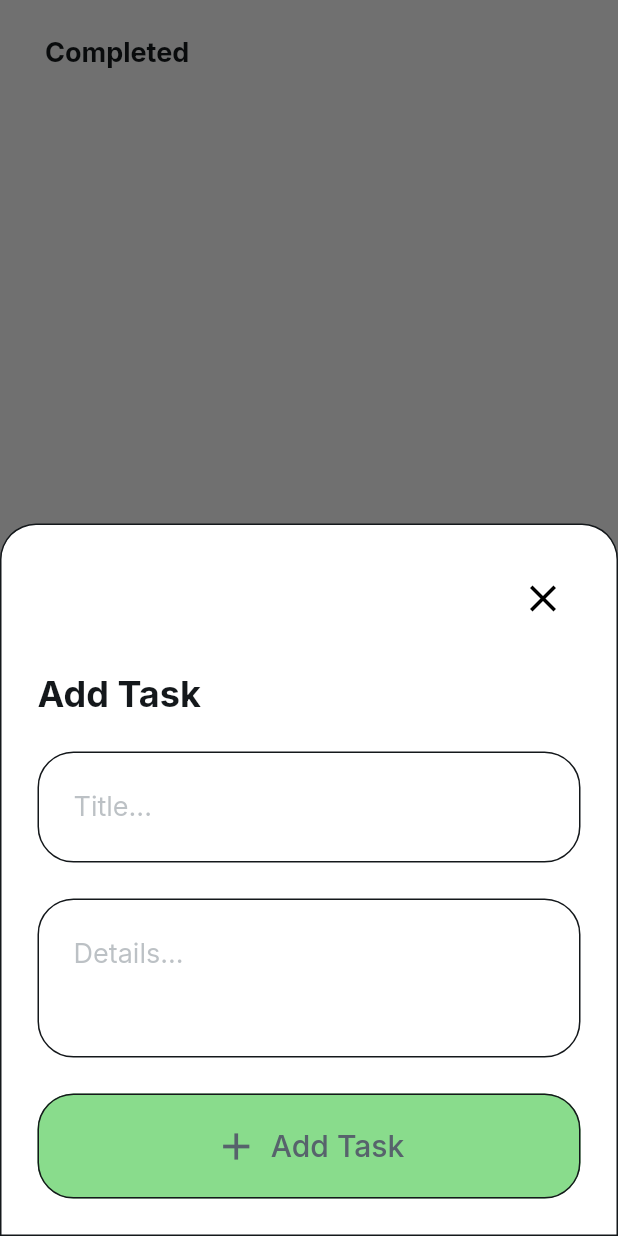
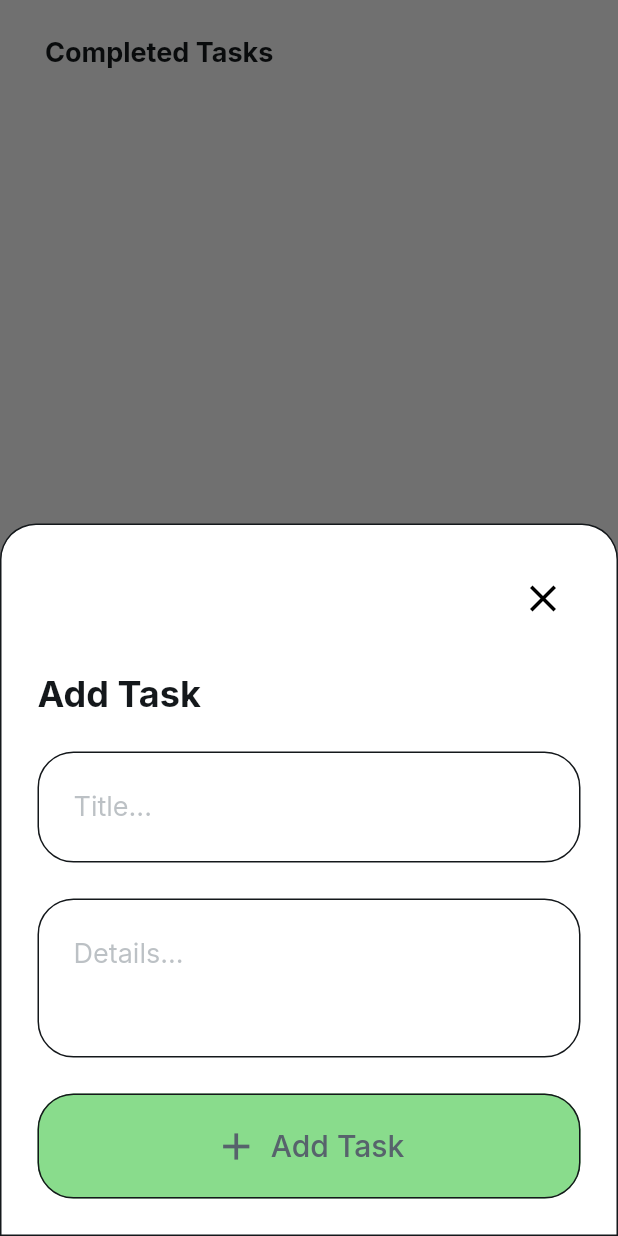
Before and after one commit to Joshua-Miller-RI/TodoApp-FlutterFlow, a Flutter app: the screen it shows once a user with an empty profile is signed in, item 2 of the bottom bar chosen, after a tap on the "add" icon, on a phone screen of 412 x 824 dp. Run offline on Flutter 3.47's test engine with Material 3 defaults, Android fonts, the phone set to English and light mode, and no system bars; drawn by our look-alikes of auto_size_text; our stand-ins replace cloud_firestore, easy_debounce, file_picker, firebase_auth, firebase_core, firebase_storage and 12 more; missing offline and left inert: json_path, mime_type; accounts and stored records are empty.

Commit message:
Updating to latest FlutterFlow output.

```diff
--- a/lib/pages/tasks/tasks_widget.dart
+++ b/lib/pages/tasks/tasks_widget.dart
@@ -118,7 +118,7 @@ class _TasksWidgetState extends State<TasksWidget> {
                     padding:
                         EdgeInsetsDirectional.fromSTEB(24.0, 0.0, 24.0, 0.0),
                     child: Text(
-                      'Tasks',
+                      'Uncompleted Tasks',
                       style:
                           FlutterFlowTheme.of(context).headlineMedium.override(
                                 font: GoogleFonts.inter(
--- a/lib/pages/tasks_copy/tasks_copy_widget.dart
+++ b/lib/pages/tasks_copy/tasks_copy_widget.dart
@@ -117,7 +117,7 @@ class _TasksCopyWidgetState extends State<TasksCopyWidget> {
                     padding:
                         EdgeInsetsDirectional.fromSTEB(24.0, 0.0, 24.0, 0.0),
                     child: Text(
-                      'Completed',
+                      'Completed Tasks',
                       style:
                           FlutterFlowTheme.of(context).headlineMedium.override(
                                 font: GoogleFonts.inter(
```
